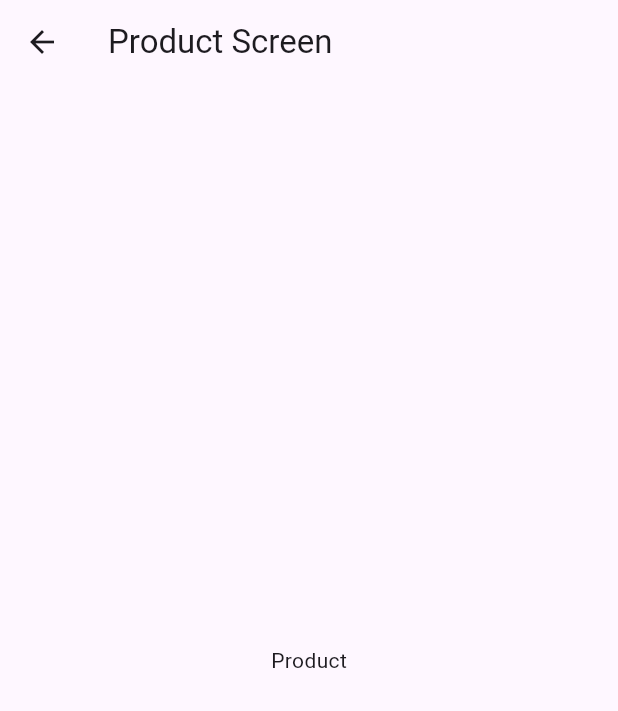
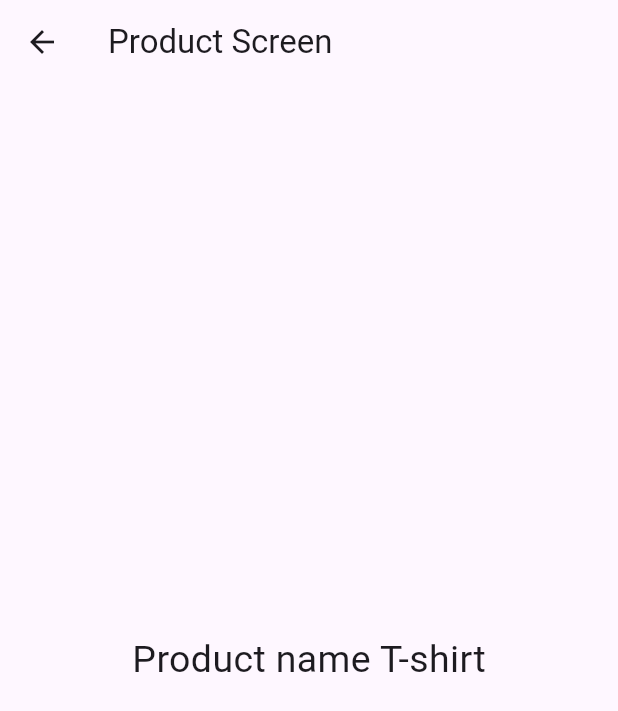
Before and after one commit to raihansikdar/go_router_tutorial, a Flutter app: the screen it shows after launch, after a tap on "Go to Product", on a phone screen of 412 x 824 dp. Shown: the top 711 px of the screen. Run offline on Flutter 3.47's test engine with Material 3 defaults, Android fonts, the phone set to English and light mode, and no system bars; our stand-ins replace go_router.

```diff
--- a/lib/app_router/app_routing.dart
+++ b/lib/app_router/app_routing.dart
@@ -12,8 +12,8 @@ class AppRouting{
             builder: (context,state) => const HomeScreen(),
         ),
         GoRoute(
-            path: "/product",
-            builder: (context,state)=> const ProductScreen()
+            path: "/product/:productName",
+            builder: (context,state)=> ProductScreen(productName: state.pathParameters['productName'] ?? '',)
         )
       ],
   );
--- a/lib/home_screen.dart
+++ b/lib/home_screen.dart
@@ -18,7 +18,7 @@ class HomeScreen extends StatelessWidget {
               style: TextStyle(fontSize: 20),
             ),
             ElevatedButton(onPressed: (){
-             context.push("/product");
+             context.push("/product/T-shirt");
             }, child: const Text("Go to Product"))
           ],
         ),
--- a/lib/product_screen.dart
+++ b/lib/product_screen.dart
@@ -1,7 +1,8 @@
 import 'package:flutter/material.dart';
 
 class ProductScreen extends StatelessWidget {
-  const ProductScreen({super.key});
+  final String productName;
+  const ProductScreen({super.key, required this.productName});
 
   @override
   Widget build(BuildContext context) {
@@ -9,7 +10,7 @@ class ProductScreen extends StatelessWidget {
       appBar: AppBar(title: Text("Product Screen"),
       ),
       body: Center(
-        child: Text("Product"),
+        child: Text("Product name ${productName}",style: TextStyle(fontSize: 25),),
       ),
     );
   }
```
